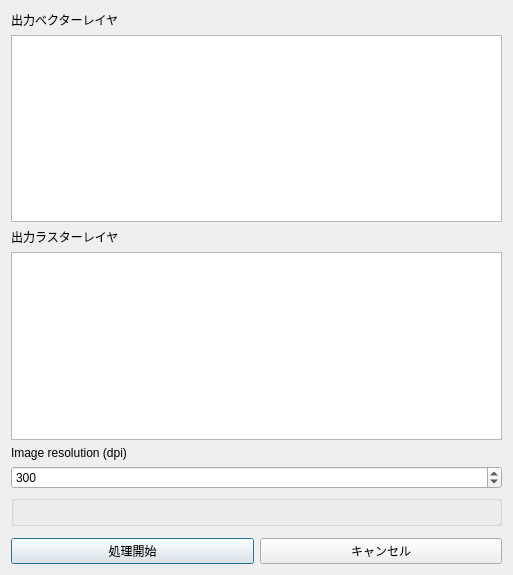
The window that QGIS2PlugX_dialog.ui (MIERUNE/qgis-plugx-plugin) describes before a commit, drawn with Qt 5.
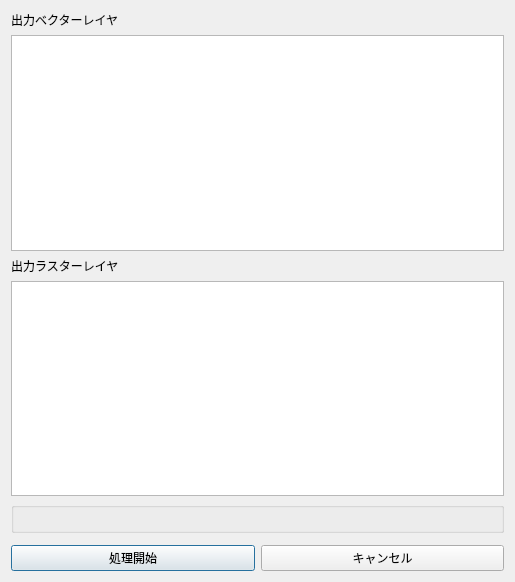
The same window after the commit. Custom widgets are drawn as their Qt base class.

```diff
--- a/QGIS2PlugX_dialog.ui
+++ b/QGIS2PlugX_dialog.ui
@@ -6,8 +6,8 @@
    <rect>
     <x>0</x>
     <y>0</y>
-    <width>513</width>
-    <height>575</height>
+    <width>515</width>
+    <height>582</height>
    </rect>
   </property>
   <property name="windowTitle">
@@ -34,23 +34,6 @@
    <item>
     <widget class="QListWidget" name="rasterLayerListWidget"/>
    </item>
-   <item>
-    <widget class="QLabel" name="label_2">
-     <property name="text">
-      <string>Image resolution (dpi)</string>
-     </property>
-    </widget>
-   </item>
-   <item>
-    <widget class="QgsSpinBox" name="imgResolution">
-     <property name="maximum">
-      <number>1000</number>
-     </property>
-     <property name="value">
-      <number>300</number>
-     </property>
-    </widget>
-   </item>
    <item>
     <widget class="QgsExtentGroupBox" name="mExtentGroupBox"/>
    </item>
@@ -99,11 +82,6 @@
    <extends>QWidget</extends>
    <header>qgsfilewidget.h</header>
   </customwidget>
-  <customwidget>
-   <class>QgsSpinBox</class>
-   <extends>QSpinBox</extends>
-   <header>qgsspinbox.h</header>
-  </customwidget>
  </customwidgets>
  <resources/>
  <connections/>
```
